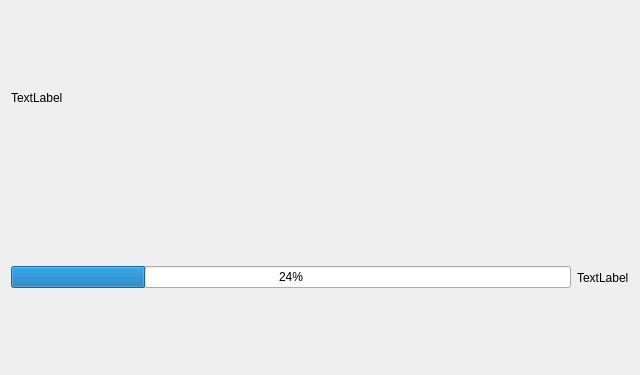
This is epyq/widgets/progressbar.ui in epcpower/st as Qt 5 draws it before an edit. The edited form follows.
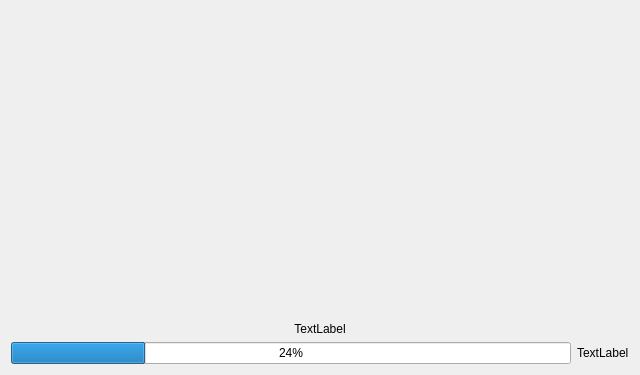
This is the edited form.

Commit message:
Tidy up widget label alignment and preferred widths
Before: {F171}
After: {F173}

Ref T183

```diff
--- a/epyq/widgets/progressbar.ui
+++ b/epyq/widgets/progressbar.ui
@@ -15,12 +15,15 @@
   </property>
   <layout class="QHBoxLayout" name="horizontalLayout_2">
    <item>
-    <layout class="QVBoxLayout" name="verticalLayout" stretch="0,0">
+    <layout class="QVBoxLayout" name="verticalLayout" stretch="1,0">
      <item>
       <widget class="QLabel" name="label">
        <property name="text">
         <string>TextLabel</string>
        </property>
+       <property name="alignment">
+        <set>Qt::AlignBottom|Qt::AlignHCenter</set>
+       </property>
       </widget>
      </item>
      <item>
```
The commit also changes 6 other files.
